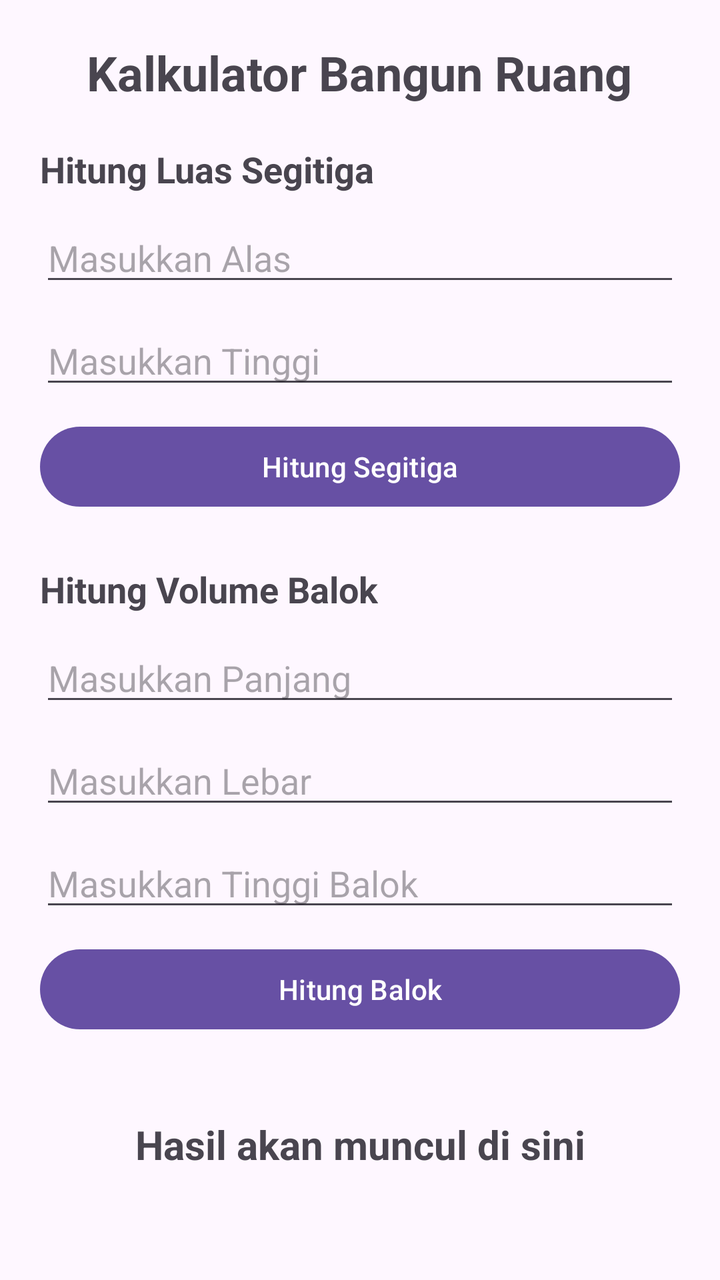
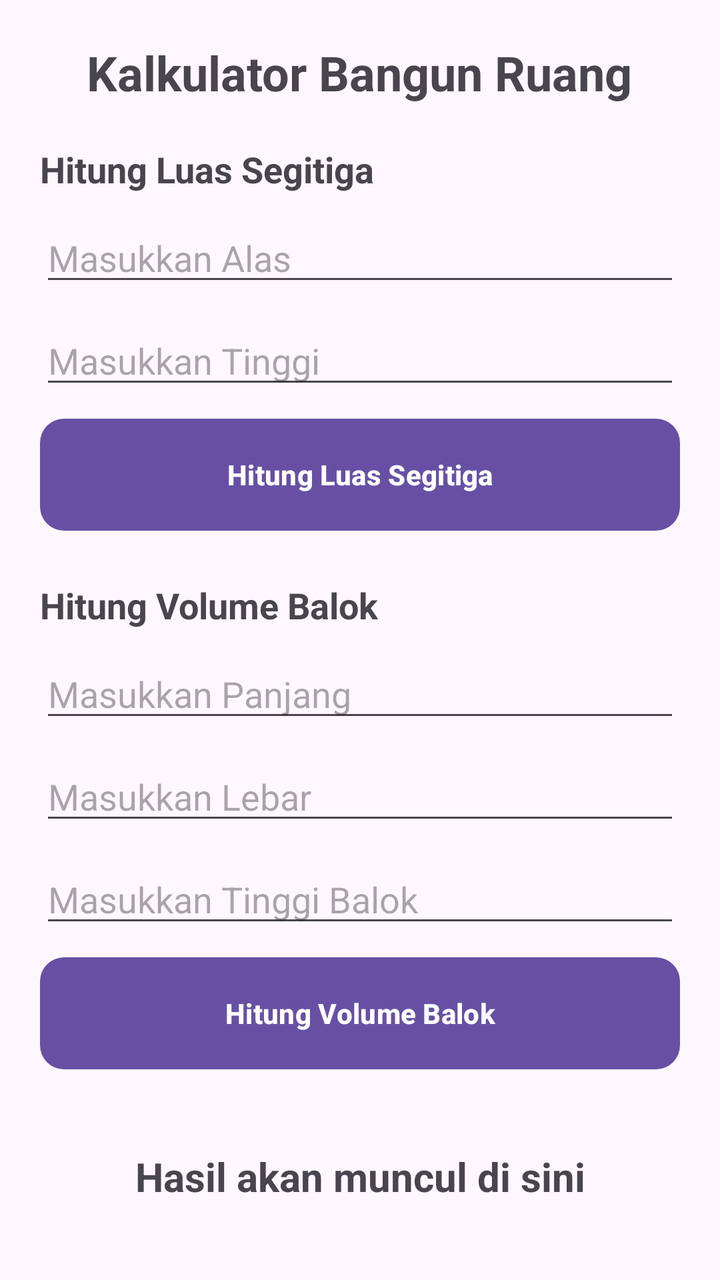

The first picture is an Android layout as it rendered before a commit; the second is the same layout after the commit. The layout source and the unified diff follow.
<!-- AndroidManifest.xml: application theme Theme.FalahalWrold -->
<!-- res/layout/activity_main.xml -->
<?xml version="1.0" encoding="utf-8"?>
<ScrollView xmlns:android="http://schemas.android.com/apk/res/android"
    xmlns:tools="http://schemas.android.com/tools"
    android:id="@+id/main"
    android:layout_width="match_parent"
    android:layout_height="match_parent"
    tools:context=".MainActivity">

    <LinearLayout
        android:layout_width="match_parent"
        android:layout_height="wrap_content"
        android:orientation="vertical"
        android:padding="20dp">

        
        <TextView
            android:layout_width="wrap_content"
            android:layout_height="wrap_content"
            android:text="Kalkulator Bangun Ruang"
            android:textSize="24sp"
            android:textStyle="bold"
            android:layout_gravity="center"
            android:layout_marginBottom="20dp" />

        
        <TextView
            android:layout_width="wrap_content"
            android:layout_height="wrap_content"
            android:text="Hitung Luas Segitiga"
            android:textStyle="bold"
            android:textSize="18sp"
            android:layout_marginBottom="10dp"/>

        <EditText
            android:id="@+id/inputAlas"
            android:layout_width="match_parent"
            android:layout_height="wrap_content"
            android:hint="Masukkan Alas"
            android:inputType="numberDecimal"
            android:layout_marginBottom="10dp"/>

        <EditText
            android:id="@+id/inputTinggi"
            android:layout_width="match_parent"
            android:layout_height="wrap_content"
            android:hint="Masukkan Tinggi"
            android:inputType="numberDecimal"
            android:layout_marginBottom="10dp"/>

        <Button
            android:id="@+id/btnHitungSegitiga"
            android:layout_width="match_parent"
            android:layout_height="wrap_content"
            android:text="Hitung Segitiga"
            android:layout_marginBottom="25dp"/>

        
        <TextView
            android:layout_width="wrap_content"
            android:layout_height="wrap_content"
            android:text="Hitung Volume Balok"
            android:textStyle="bold"
            android:textSize="18sp"
            android:layout_marginBottom="10dp"/>

        <EditText
            android:id="@+id/inputPanjang"
            android:layout_width="match_parent"
            android:layout_height="wrap_content"
            android:hint="Masukkan Panjang"
            android:inputType="numberDecimal"
            android:layout_marginBottom="10dp"/>

        <EditText
            android:id="@+id/inputLebar"
            android:layout_width="match_parent"
            android:layout_height="wrap_content"
            android:hint="Masukkan Lebar"
            android:inputType="numberDecimal"
            android:layout_marginBottom="10dp"/>

        <EditText
            android:id="@+id/inputTinggiBalok"
            android:layout_width="match_parent"
            android:layout_height="wrap_content"
            android:hint="Masukkan Tinggi Balok"
            android:inputType="numberDecimal"
            android:layout_marginBottom="10dp"/>

        <Button
            android:id="@+id/btnHitungBalok"
            android:layout_width="match_parent"
            android:layout_height="wrap_content"
            android:text="Hitung Balok"
            android:layout_marginBottom="25dp"/>

        
        <TextView
            android:id="@+id/tvHasil"
            android:layout_width="match_parent"
            android:layout_height="wrap_content"
            android:text="Hasil akan muncul di sini"
            android:textSize="20sp"
            android:textStyle="bold"
            android:gravity="center"
            android:padding="15dp"/>

    </LinearLayout>

</ScrollView>
<!-- resources referenced by this layout -->
<resources>
  <style name="Theme.FalahalWrold" parent="Base.Theme.FalahalWrold" />
  <style name="Base.Theme.FalahalWrold" parent="Theme.Material3.DayNight.NoActionBar">
          
          
      </style>
</resources>

<!-- the commit's change to res/layout/activity_main.xml (unified diff, before → after) -->
@@ -1,5 +1,6 @@
 <?xml version="1.0" encoding="utf-8"?>
 <ScrollView xmlns:android="http://schemas.android.com/apk/res/android"
+    xmlns:app="http://schemas.android.com/apk/res-auto"
     xmlns:tools="http://schemas.android.com/tools"
     android:id="@+id/main"
     android:layout_width="match_parent"
@@ -47,11 +48,17 @@
             android:inputType="numberDecimal"
             android:layout_marginBottom="10dp"/>
 
-        <Button
+        <com.google.android.material.button.MaterialButton
             android:id="@+id/btnHitungSegitiga"
             android:layout_width="match_parent"
-            android:layout_height="wrap_content"
-            android:text="Hitung Segitiga"
+            android:layout_height="56dp"
+            android:text="Hitung Luas Segitiga"
+            android:textAllCaps="false"
+            android:textStyle="bold"
+            android:insetTop="0dp"
+            android:insetBottom="0dp"
+            app:cornerRadius="12dp"
+            app:elevation="0dp"
             android:layout_marginBottom="25dp"/>
 
         
@@ -87,11 +94,17 @@
             android:inputType="numberDecimal"
             android:layout_marginBottom="10dp"/>
 
-        <Button
+        <com.google.android.material.button.MaterialButton
             android:id="@+id/btnHitungBalok"
             android:layout_width="match_parent"
-            android:layout_height="wrap_content"
-            android:text="Hitung Balok"
+            android:layout_height="56dp"
+            android:text="Hitung Volume Balok"
+            android:textAllCaps="false"
+            android:textStyle="bold"
+            android:insetTop="0dp"
+            android:insetBottom="0dp"
+            app:cornerRadius="12dp"
+            app:elevation="0dp"
             android:layout_marginBottom="25dp"/>
 
         
